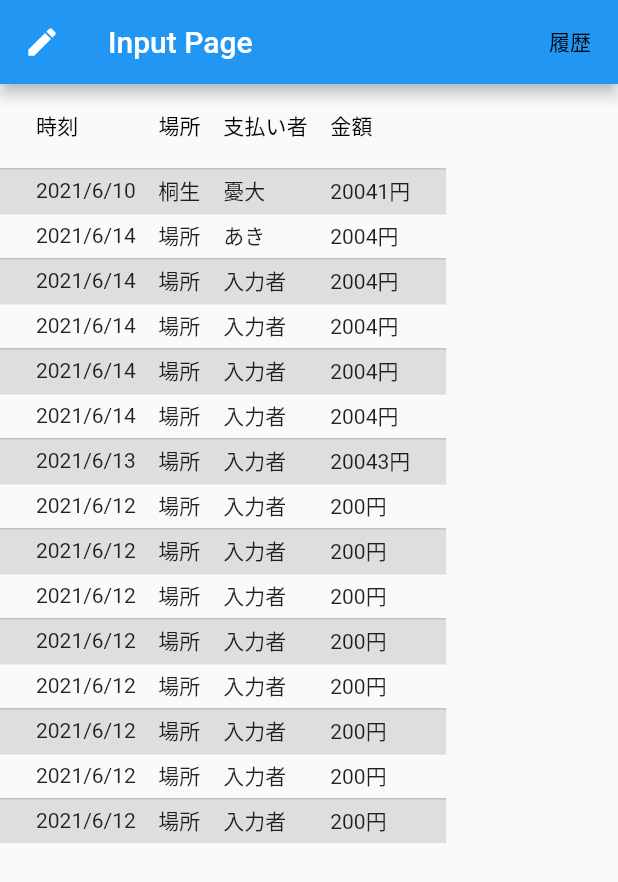
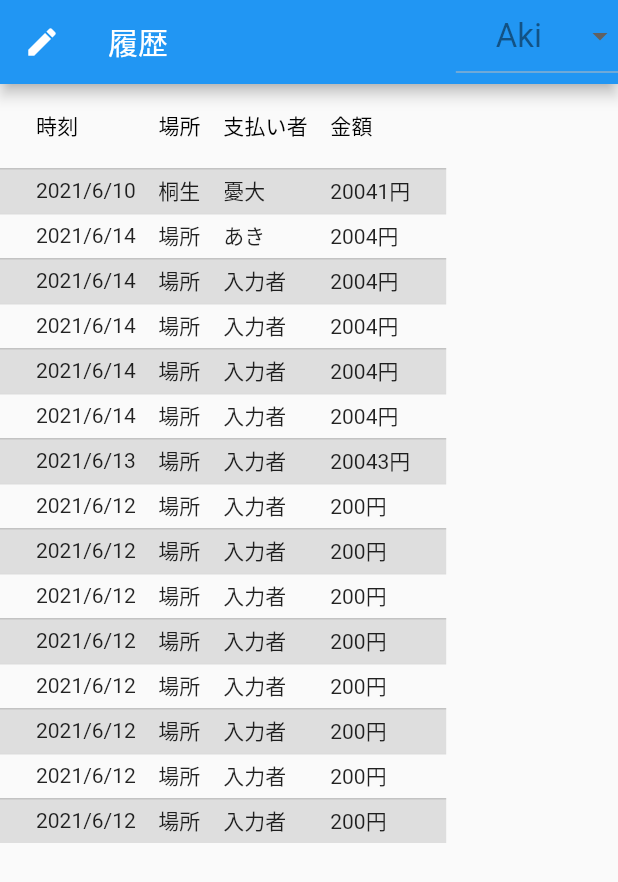
Before and after one commit to yudai1102jp/kakeibo, a Flutter app: the screen it shows after launch, after a tap on "更新", on a phone screen of 412 x 824 dp. Shown: the top 882 px of the screen. Run offline on Flutter 3.47's test engine with Material 2 defaults, Android fonts, the phone set to English and light mode, and no system bars.

Commit message:
データ選択のリスト作成

```diff
--- a/lib/main.dart
+++ b/lib/main.dart
@@ -3,6 +3,7 @@
 import './ui/history/history.dart';
 import './ui/history/test.dart';
 import './ui/history/test2.dart';
+import './widget/selectlist.dart';
 // import 'package:flutter/material.dart';
 // import 'package:flutter/rendering.dart';
 // import 'package:flutter/services.dart';
@@ -23,6 +24,7 @@
       routes: {
         '/': (context) => InputPage(),
         '/h': (context) => History(),
+        '/test': (context) => DropDownUserList(),
       },
     );
   }
--- a/lib/ui/history/history.dart
+++ b/lib/ui/history/history.dart
@@ -1,11 +1,12 @@
 import 'package:flutter/material.dart';
+import '../../widget/selectlist.dart';
 
 class History extends StatelessWidget {
   @override
   Widget build(BuildContext context) {
     return Scaffold(
       appBar: AppBar(
-        title: const Text('Input Page'),
+        title: const Text('履歴'),
         leading: IconButton(
           onPressed: () {
             // （1） 指定した画面に遷移する
@@ -13,21 +14,8 @@ class History extends StatelessWidget {
           },
           icon: Icon(Icons.edit),
         ),
-        actions: <Widget>[
-          TextButton(
-            onPressed: () {
-              // （1） 指定した画面に遷移する
-              // Navigator.pushNamed(context, '/h');
-            },
-            style: TextButton.styleFrom(
-              primary: Colors.black,
-            ),
-            child: const Text('履歴'),
-          ),
-          // IconButton(
-          //   onPressed: () {},
-          //   icon: Icon(Icons.more_vert),
-          // ),
+        actions: [
+          DropDownUserList(),
         ],
       ),
       // body: const InputPage()),
--- a/lib/ui/input/input.dart
+++ b/lib/ui/input/input.dart
@@ -3,6 +3,7 @@ import 'package:flutter/rendering.dart';
 import 'parts/inputnum.dart';
 import 'parts/switch.dart';
 import 'parts/decidebutton.dart';
+import '../../widget/selectlist.dart';
 
 // ignore: camel_case_types
 class InputPage extends StatelessWidget {
@@ -12,28 +13,15 @@ class InputPage extends StatelessWidget {
   Widget build(BuildContext context) {
     return Scaffold(
       appBar: AppBar(
-        title: const Text('Input Page'),
+        title: const Text('入力画面'),
         leading: IconButton(
             onPressed: () {
               // （1） 指定した画面に遷移する
               Navigator.pushNamed(context, '/h');
             },
             icon: Icon(Icons.article_outlined)),
-        actions: <Widget>[
-          TextButton(
-            onPressed: () {
-              // （1） 指定した画面に遷移する
-              Navigator.pushNamed(context, '/h');
-            },
-            style: TextButton.styleFrom(
-              primary: Colors.black,
-            ),
-            child: const Text('履歴'),
-          ),
-          // IconButton(
-          //   onPressed: () {},
-          //   icon: Icon(Icons.more_vert),
-          // ),
+        actions: [
+          DropDownUserList(),
         ],
       ),
       // body: const InputPage()),
--- a/lib/ui/input/parts/inputnum.dart
+++ b/lib/ui/input/parts/inputnum.dart
@@ -24,6 +24,7 @@ class _Input_numState extends State<InputNum> {
       fontWeight: FontWeight.w500,
     );
     var textField = TextField(
+      autofocus: true,
       enabled: true,
       maxLength: 10,
       // ignore: deprecated_member_use
--- a/lib/widget/selectlist.dart
+++ b/lib/widget/selectlist.dart
@@ -6,56 +6,41 @@ class DropDownUserList extends StatefulWidget {
 }
 
 class _DropDownUserListState extends State<DropDownUserList> {
-  Map<String, List<String>> _dropDownMenu = {
-    'Study': ['Math', 'Englsih', 'Japanese'],
-    'Workout': ['Shoulder', 'Chest', 'Back'],
-    'Coding': ['Flutter', 'Python', 'C#']
-  };
+  List<String> _dropDownMenu = [
+    'Aki',
+    'Inoguchi',
+  ];
 
-  String _selectedKey = '';
+  String _selectedKey = 'Aki';
 
   @override
   Widget build(BuildContext context) {
-    return Scaffold(
-      appBar: AppBar(
-        title: Text('Double DropbownButton Demo'),
+    return DropdownButton<String>(
+      value: _selectedKey,
+      // icon: Icon(Icons.arrow_drop_down),
+      // iconSize: 30,
+      elevation: 20,
+      isDense: false,
+
+      alignment: Alignment.bottomCenter,
+      style: TextStyle(
+        fontSize: 22,
+        color: Colors.black45,
       ),
-      body: Column(
-        children: <Widget>[
-          Row(
-            mainAxisAlignment: MainAxisAlignment.spaceAround,
-            children: <Widget>[
-              Text(
-                'What did you do?',
-                style: TextStyle(fontSize: 24),
-              ),
-              DropdownButton<String>(
-                value: _selectedKey,
-                icon: Icon(Icons.arrow_drop_down),
-                iconSize: 30,
-                elevation: 16,
-                style: TextStyle(fontSize: 20, color: Colors.black),
-                underline: Container(
-                  height: 2,
-                  color: Colors.grey,
-                ),
-                onChanged: (newValue) {
+      onChanged: (String? newValue) {
         setState(() {
-                    _selectedKey = newValue;
+          _selectedKey = newValue!;
         });
       },
-                items: _dropDownMenu.keys
-                    .map<DropdownMenuItem<String>>((String value) {
+      items: _dropDownMenu.map<DropdownMenuItem<String>>((String value) {
         return DropdownMenuItem<String>(
           value: value,
-                    child: Text(value),
+          alignment: Alignment.center,
+          child: Text(
+            value,
+          ),
         );
       }).toList(),
-              ),
-            ],
-          )
-        ],
-      ),
     );
   }
 }
```
Lines whose indentation alone changed are shown as unchanged.
